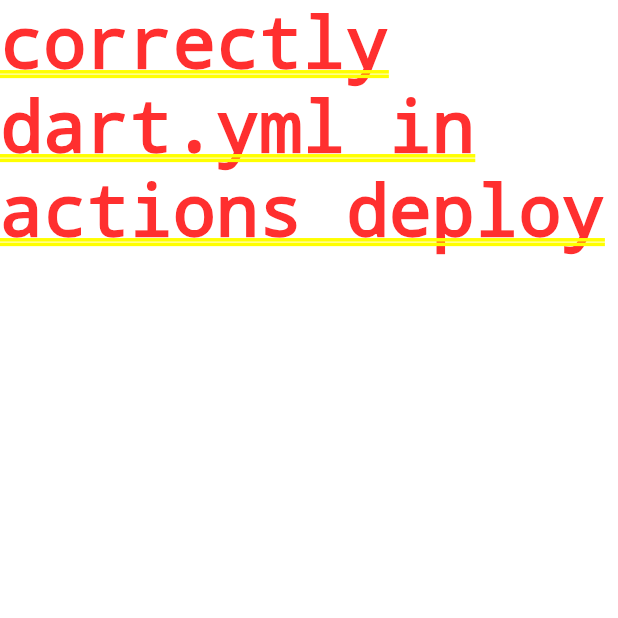
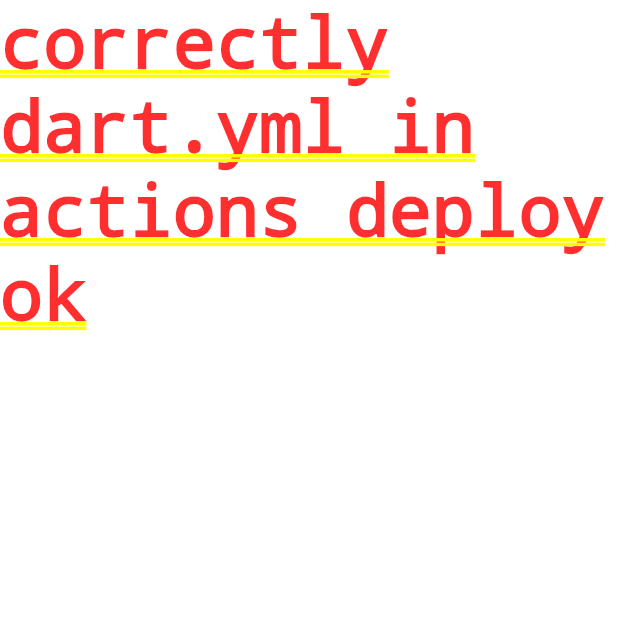
Before and after one commit to EstebanGitPro/Black_Moto, a Flutter app: the screen it shows after launch, on a phone screen of 412 x 824 dp, the top half of it. Run offline on Flutter 3.47's test engine with Material 3 defaults, Android fonts, the phone set to English and light mode, and no system bars.

Commit message:
refactor: Add items

```diff
--- a/lib/main.dart
+++ b/lib/main.dart
@@ -10,7 +10,7 @@ class MyApp extends StatelessWidget {
   @override
   Widget build(BuildContext context) {
     return const MaterialApp(
-      home: Text('correctly dart.yml in actions deploy'),
+      home: Text('correctly dart.yml in actions deploy ok'),
     );
   }
 }
```
Also changed, not shown: 1 other file.
